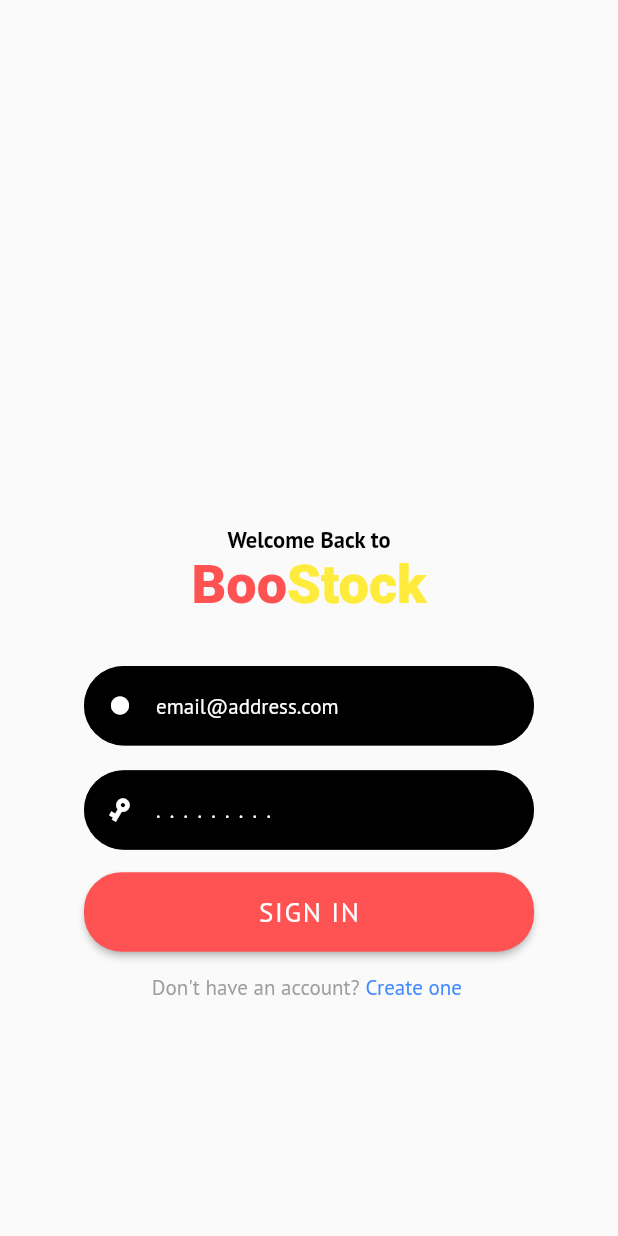
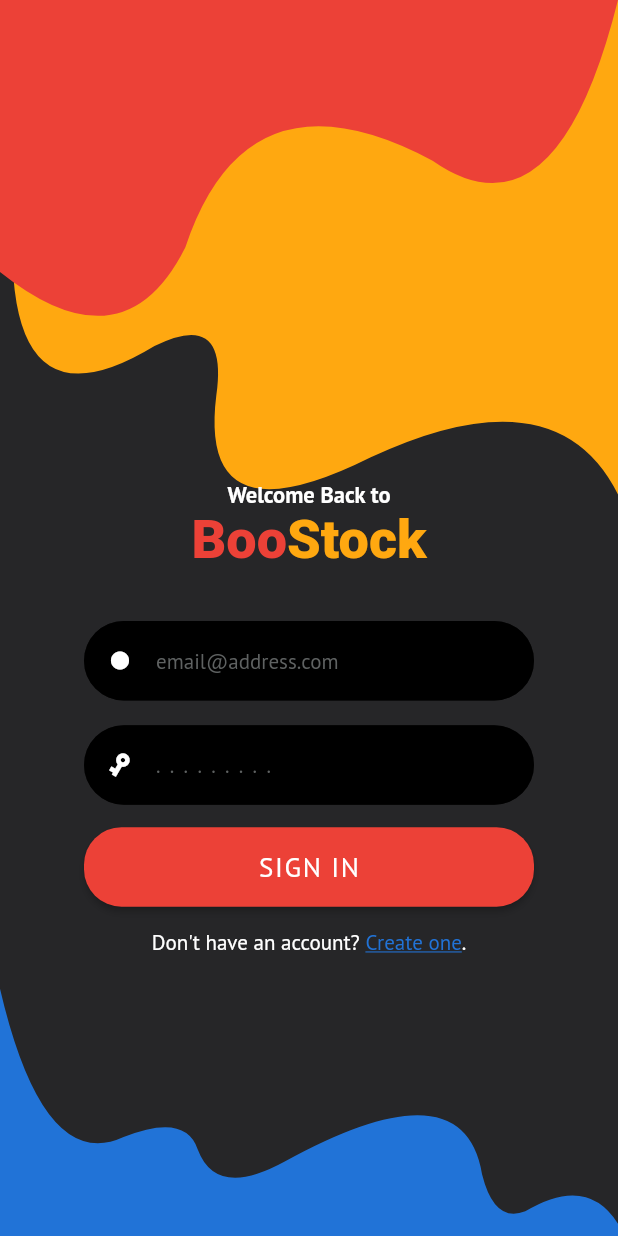
Before and after one commit to dev-aminmo/login_design001, a Flutter app: the screen it shows after launch, on a phone screen of 412 x 824 dp. Run offline on Flutter 3.47's test engine with Material 2 defaults, Android fonts, the phone set to English and light mode, and no system bars; our stand-ins replace google_fonts.

```diff
--- a/lib/login_screen.dart
+++ b/lib/login_screen.dart
@@ -1,6 +1,8 @@
 import 'package:flutter/cupertino.dart';
+import 'package:flutter/gestures.dart';
 import 'package:flutter/material.dart';
 import 'package:google_fonts/google_fonts.dart';
+import 'my_custom_background.dart';
 
 class LoginScreen extends StatefulWidget {
   @override
@@ -13,15 +15,21 @@ class _LoginScreenState extends State<LoginScreen>
   IconData _iconData = Icons.visibility;
   AnimationController _controller;
   Animation _animation;
+  Animation _textAnimation;
   FocusNode _focusEmail = FocusNode();
   FocusNode _focusPassword = FocusNode();
+  TapGestureRecognizer _tapGestureRecognizer;
   @override
   void initState() {
     _controller = AnimationController(
       vsync: this,
-      duration: Duration(milliseconds: 300),
+      duration: Duration(milliseconds: 500),
     );
-    _animation = Tween<double>(begin: 350, end: 80).animate(_controller)
+    _animation = Tween<double>(begin: 320, end: 80).animate(_controller)
+      ..addListener(() {
+        setState(() {});
+      });
+    _textAnimation = Tween<double>(begin: 1, end: 0).animate(_controller)
       ..addListener(() {
         setState(() {});
       });
@@ -41,6 +49,7 @@ class _LoginScreenState extends State<LoginScreen>
         _controller.reverse();
       }
     });
+    _tapGestureRecognizer = TapGestureRecognizer()..onTap = _spanTapHandler;
     super.initState();
   }
 
@@ -49,12 +58,15 @@ class _LoginScreenState extends State<LoginScreen>
     _controller.dispose();
     _focusEmail.dispose();
     _focusPassword.dispose();
+    super.dispose();
   }
 
   @override
   Widget build(BuildContext context) {
     MediaQueryData mediaQuery = MediaQuery.of(context);
-    return GestureDetector(
+    return CustomPaint(
+        painter: MyCustomBackGround(),
+        child: GestureDetector(
           behavior: HitTestBehavior.translucent,
           onTap: () {
             FocusScope.of(context).requestFocus(FocusNode());
@@ -74,18 +86,26 @@ class _LoginScreenState extends State<LoginScreen>
                   child: Form(
                     child: Column(
                       children: [
-                    Text(
+                        Opacity(
+                          opacity: _textAnimation.value,
+                          child: Text(
                             'Welcome Back to',
-                      style: _ptSans(Colors.black, 15)
+                            style: _ptSans(Colors.white, 15)
                                 .copyWith(fontWeight: FontWeight.w700),
                           ),
-                    RichText(
+                        ),
+                        Opacity(
+                          opacity: _textAnimation.value,
+                          child: RichText(
                             text: TextSpan(children: [
                               TextSpan(
-                            text: 'Boo', style: _robotoStyle(Colors.redAccent)),
+                                  text: 'Boo',
+                                  style: _robotoStyle(Color(0xffEC4137))),
                               TextSpan(
-                            text: 'Stock', style: _robotoStyle(Colors.yellow))
+                                  text: 'Stock',
+                                  style: _robotoStyle(Color(0xffFFA810)))
                             ]),
+                          ),
                         ),
                         SizedBox(
                           height: mediaQuery.size.height * 0.04,
@@ -151,7 +171,7 @@ class _LoginScreenState extends State<LoginScreen>
                             shape: RoundedRectangleBorder(
                                 borderRadius: BorderRadius.circular(25)),
                             padding: EdgeInsets.symmetric(vertical: 15),
-                        color: Colors.redAccent,
+                            color: Color(0xffEC4137),
                             child: Text('SIGN IN',
                                 style: _ptSans(Colors.white, 18)
                                     .copyWith(letterSpacing: 1.1)),
@@ -163,13 +183,18 @@ class _LoginScreenState extends State<LoginScreen>
                             TextSpan(
                               text: "Don't have an account? ",
                               style: GoogleFonts.ptSans(
-                              fontWeight: FontWeight.w400, color: Colors.grey),
+                                  fontWeight: FontWeight.w400,
+                                  color: Colors.white),
                             ),
                             TextSpan(
+                                recognizer: _tapGestureRecognizer,
                                 text: 'Create one',
                                 style: GoogleFonts.ptSans(
                                         fontWeight: FontWeight.w400,
-                                color: Colors.blueAccent)),
+                                        color: Color(0xff2173D7))
+                                    .copyWith(
+                                  decoration: TextDecoration.underline,
+                                )),
                             TextSpan(
                                 text: '.',
                                 style: GoogleFonts.ptSans(
@@ -184,7 +209,7 @@ class _LoginScreenState extends State<LoginScreen>
               ],
             ),
           ),
-    );
+        ));
   }
 
   _inputDecoration(Widget icon, String hint, {Widget suffix = null}) {
@@ -199,7 +224,7 @@ class _LoginScreenState extends State<LoginScreen>
         ),
         prefixIcon: icon,
         hintText: hint,
-        hintStyle: _ptSans(Colors.white, 14),
+        hintStyle: _ptSans(Color(0xFF5F6262), 14),
         fillColor: Colors.black,
         filled: true);
   }
@@ -208,4 +233,8 @@ class _LoginScreenState extends State<LoginScreen>
       fontWeight: FontWeight.w900, color: color, fontSize: 36);
   TextStyle _ptSans(Color color, double fontSize) => GoogleFonts.ptSans(
       fontWeight: FontWeight.w400, color: color, fontSize: fontSize);
+
+  void _spanTapHandler() {
+    print('text span is clicked');
   }
+}
--- a/lib/main.dart
+++ b/lib/main.dart
@@ -17,6 +17,7 @@ class _MyHomePageState extends State<MyHomePage> {
     return MaterialApp(
       debugShowCheckedModeBanner: false,
       home: Scaffold(
+        resizeToAvoidBottomPadding: false,
         body: LoginScreen(),
       ),
     );
```
Also changed, not shown: lib/my_custom_background.dart (added, +84 -0 lines). Lines whose indentation alone changed are shown as unchanged.
